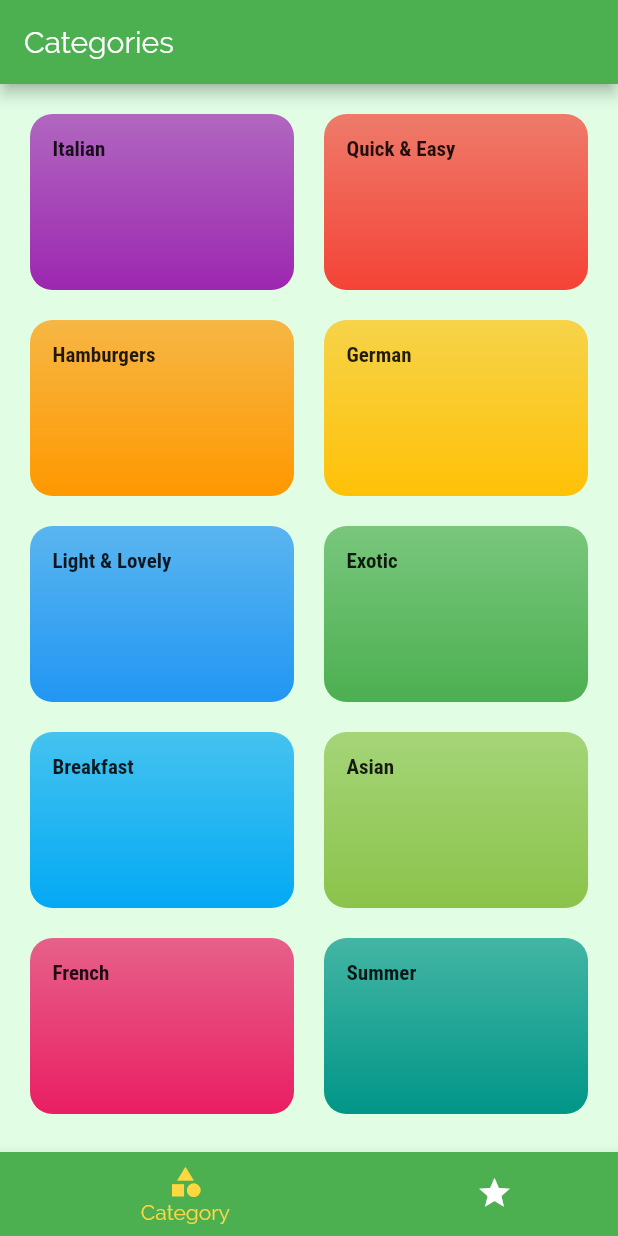
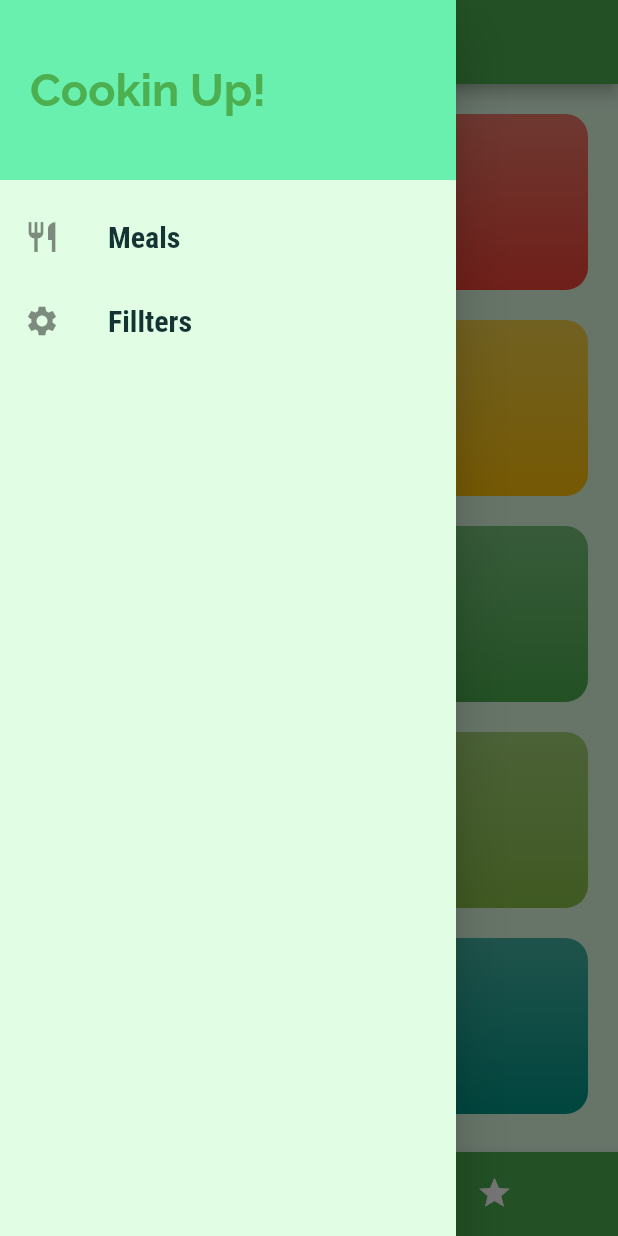
Before and after one commit to gyugie/multiple_screens, a Flutter app: the screen it shows after launch, with the side drawer open (before the commit the screen has no drawer), on a phone screen of 412 x 824 dp. Run offline on Flutter 3.47's test engine with Material 2 defaults, Android fonts, the phone set to English and light mode, and no system bars.

Commit message:
navigation a dding a custom side drawer

```diff
--- a/lib/screens/tabs_screen.dart
+++ b/lib/screens/tabs_screen.dart
@@ -1,4 +1,5 @@
 import 'package:flutter/material.dart';
+import 'package:multiple_screens/widgets/main_drawer.dart';
 import './category_screens.dart';
 import './favorite_meals.dart';
 
@@ -33,6 +34,7 @@ void _selectedPage(int index){
           appBar: AppBar(
             title: Text(_pages[_selectedPageIndex]['title']),
           ),
+          drawer: MainDrawer(),
           body: _pages[_selectedPageIndex]['page'],
           bottomNavigationBar: BottomNavigationBar(
             onTap: _selectedPage,
--- /dev/null
+++ b/lib/widgets/main_drawer.dart
@@ -0,0 +1,45 @@
+import 'package:flutter/material.dart';
+
+class MainDrawer extends StatelessWidget {
+  Widget buildListTile(String title, IconData icon){
+    return ListTile(
+            leading: Icon(icon),
+            title: Text(
+              title,
+              style: TextStyle(
+                fontWeight: FontWeight.bold,
+                fontFamily: 'RobotoCondensed',
+                fontSize: 20
+                ),
+              ),
+            onTap: (){},
+          );
+  }
+  @override
+  Widget build(BuildContext context) {
+    return Drawer(
+      child: Column(
+        children: <Widget>[
+          Container(
+            height: 120,
+            width: double.infinity,
+            padding: EdgeInsets.all(20),
+            alignment: Alignment.centerLeft,
+            color: Colors.greenAccent,
+            child: Text(
+              'Cookin Up!',
+              style: TextStyle(
+                fontWeight: FontWeight.bold,
+                fontSize: 30,
+                color:Theme.of(context).primaryColor
+              )
+            ),
+          ),
+          SizedBox(height: 10),
+          buildListTile('Meals', Icons.restaurant),
+          buildListTile('Fillters', Icons.settings)
+        ],
+      ),
+    );
+  }
+}
```
